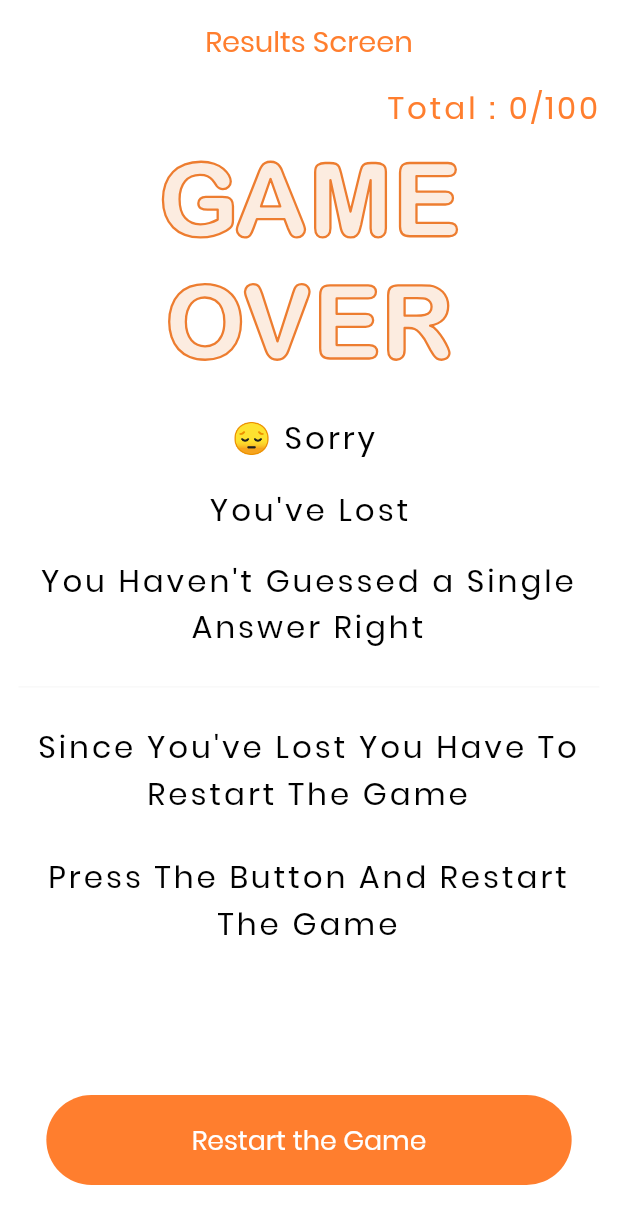
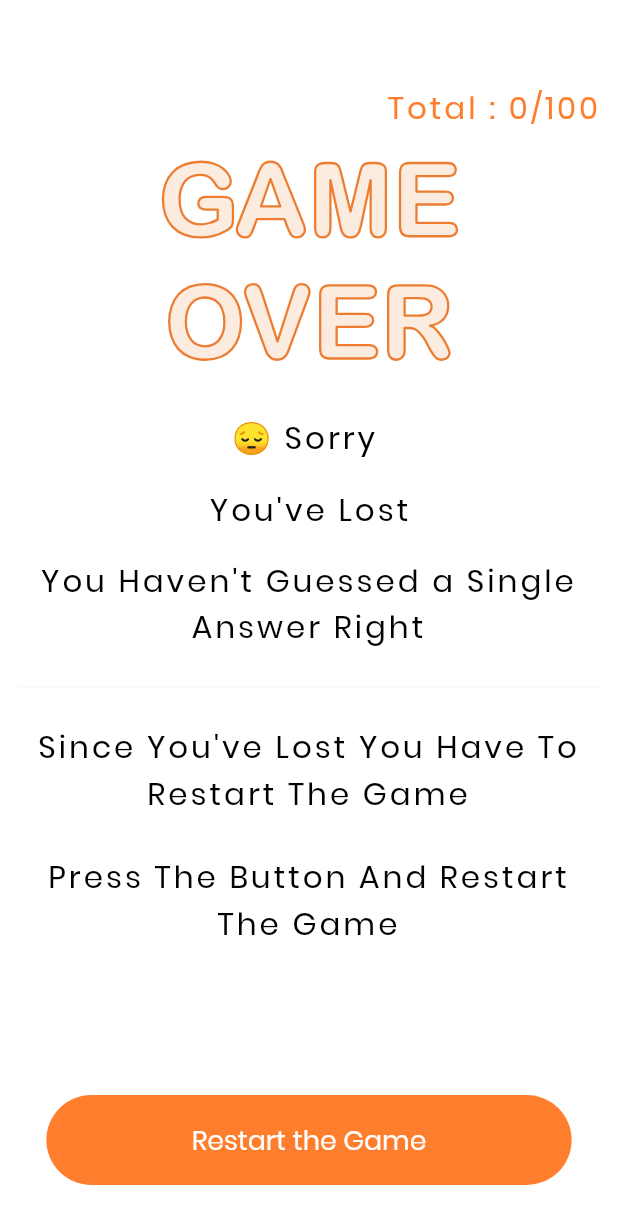
Before and after one commit to Jayfablead/jicksawapp, a Flutter app: the ResultsPage screen opened directly with empty values, on a phone screen of 412 x 824 dp. Shown: the top 1224 px of the screen. Run offline on Flutter 3.47's test engine with Material 2 defaults, Android fonts, the phone set to English and light mode, and no system bars; our stand-ins replace cached_network_image, carousel_slider, connectivity, equatable, flip_card, flutter_colorpicker and 7 more; missing offline and left inert: model_viewer_plus, panara_dialogs, shake; accounts and stored records are empty; project files that could hold a hidden picture were left out.

Commit message:
change 26-05

```diff
--- a/lib/Questions/resultsPage.dart
+++ b/lib/Questions/resultsPage.dart
@@ -43,12 +43,9 @@ class _ResultsPageState extends State<ResultsPage> {
   @override
   Widget build(BuildContext context) {
     return Scaffold(
-      backgroundColor:
-      bgcolor
-
-      ,
+      backgroundColor: bgcolor,
       appBar: appbar1(
-          title1: 'Results Screen',
+          title1: '',
           press: () {},
           icn: Icon(null),
           act: () {},
@@ -133,14 +130,13 @@ class _ResultsPageState extends State<ResultsPage> {
                           ),
                           InkWell(
                             onTap: () {
-                              Get.to(()=>mainpage2());
+                              Get.to(() => mainpage2());
                             },
                             child: Container(
                               alignment: Alignment.center,
                               width: 85.w,
                               margin: EdgeInsets.only(top: 2.h),
                               decoration: BoxDecoration(
-
                                   borderRadius: BorderRadius.circular(90),
                                   color: primary),
                               padding: EdgeInsets.all(2.h),
@@ -149,7 +145,6 @@ class _ResultsPageState extends State<ResultsPage> {
                                 style: TextStyle(
                                   fontSize: 13.sp,
                                   color: Colors.white,
-
                                   fontFamily: 'Poppins',
                                 ),
                               ),
@@ -162,7 +157,8 @@ class _ResultsPageState extends State<ResultsPage> {
                 )),
               ),
             )
-          : WillPopScope(onWillPop: dialog,
+          : WillPopScope(
+              onWillPop: dialog,
               child: Center(
                   child: Padding(
                 padding: EdgeInsets.symmetric(horizontal: 3.w),
@@ -185,11 +181,17 @@ class _ResultsPageState extends State<ResultsPage> {
                         ),
                         Text(
                           '🎊 Congratulations 🎊 ',
-                          style: mainstyle,
+                          style: TextStyle(
+                            color: Colors.black,
+                            fontSize: 20.sp,
+                            fontWeight: FontWeight.w600,
+                            fontFamily: 'Poppins',
+                            letterSpacing: 2,
+                          ),
                           textAlign: TextAlign.center,
                         ),
                         SizedBox(
-                          height: 2.h,
+                          height: 15.h,
                         ),
                         Text(
                           'You\'ve Passed',
@@ -239,20 +241,19 @@ class _ResultsPageState extends State<ResultsPage> {
                           textAlign: TextAlign.center,
                         ),
                         SizedBox(
-                          height: 30.h,
+                          height: 20.h,
                         ),
                         Align(
                           alignment: Alignment.bottomCenter,
                           child: InkWell(
                             onTap: () {
-                              Get.to(()=>design());
+                              Get.to(() => design());
                             },
                             child: Container(
                               alignment: Alignment.center,
                               width: 85.w,
                               margin: EdgeInsets.only(top: 2.h),
                               decoration: BoxDecoration(
-
                                   borderRadius: BorderRadius.circular(90),
                                   color: primary),
                               padding: EdgeInsets.all(2.h),
@@ -261,7 +262,6 @@ class _ResultsPageState extends State<ResultsPage> {
                                 style: TextStyle(
                                   fontSize: 13.sp,
                                   color: Colors.white,
-
                                   fontFamily: 'Poppins',
                                 ),
                               ),
```
Also changed, not shown: lib/Questions/FirstQuestion.dart (+4 -9 lines), lib/Questions/SeconQue.dart (+4 -9 lines), lib/Questions/fifthQue.dart (+4 -9 lines), lib/Questions/fourthQue.dart (+4 -9 lines), lib/Questions/thirdPage.dart (+4 -9 lines). Lines whose indentation alone changed are shown as unchanged.
